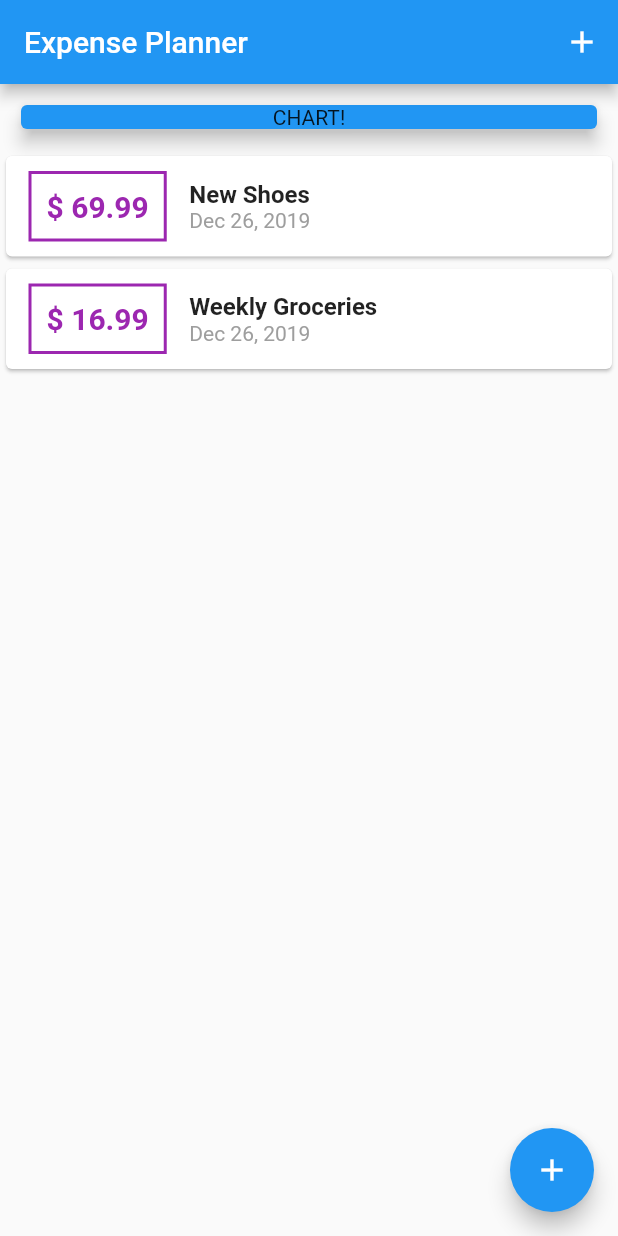
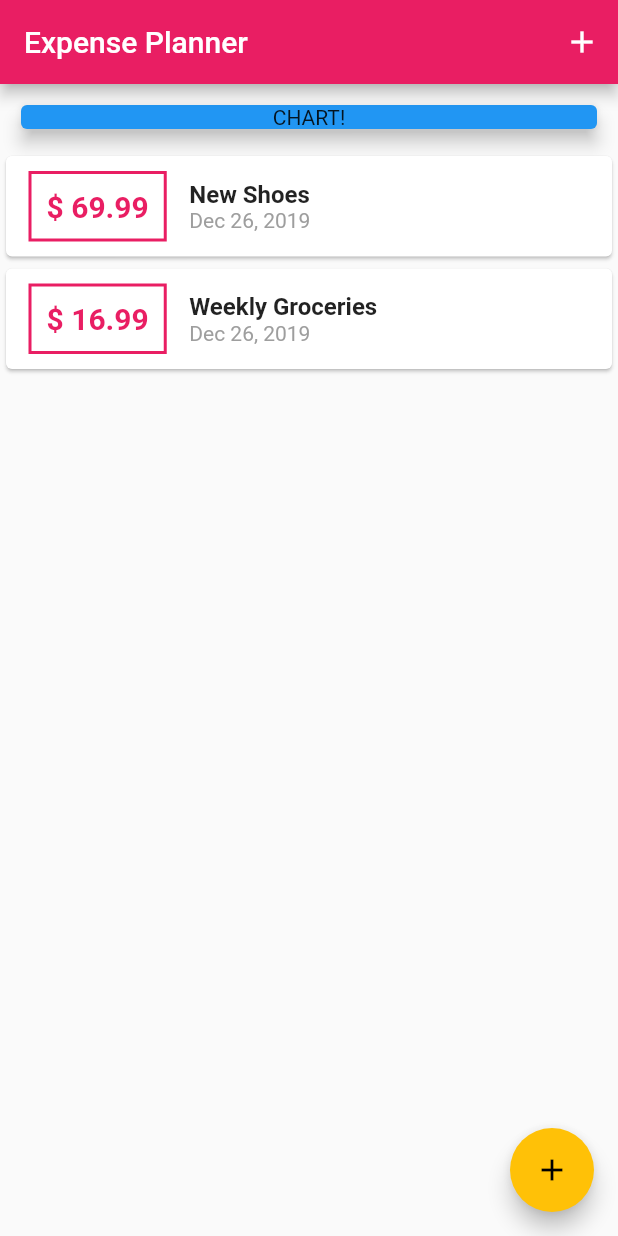
Before and after one commit to bigpel66/Flutter_Practice, a Flutter app: the screen it shows after launch, on a phone screen of 412 x 824 dp. Run offline on Flutter 3.47's test engine with Material 2 defaults, Android fonts, the phone set to English and light mode, and no system bars.

Commit message:
theming as pink

```diff
--- a/Udemy/Learn Flutter & Dart to Build iOS & Android Apps/Section 04/flutter_expense_planner/lib/main.dart
+++ b/Udemy/Learn Flutter & Dart to Build iOS & Android Apps/Section 04/flutter_expense_planner/lib/main.dart
@@ -7,6 +7,10 @@ void main() => runApp(
       MaterialApp(
         title: 'Practice with Udemy',
         home: MyHomePage(),
+        theme: ThemeData(
+          primarySwatch: Colors.pink,
+          accentColor: Colors.amber,
+        ),
       ),
     );
 
--- a/Udemy/Learn Flutter & Dart to Build iOS & Android Apps/Section 04/flutter_expense_planner/lib/widgets/transaction_list.dart
+++ b/Udemy/Learn Flutter & Dart to Build iOS & Android Apps/Section 04/flutter_expense_planner/lib/widgets/transaction_list.dart
@@ -23,7 +23,7 @@ class TransactionList extends StatelessWidget {
                   ),
                   decoration: BoxDecoration(
                     border: Border.all(
-                      color: Colors.purple,
+                      color: Theme.of(context).primaryColor,
                       width: 2,
                     ),
                   ),
@@ -33,7 +33,7 @@ class TransactionList extends StatelessWidget {
                     style: TextStyle(
                       fontSize: 20,
                       fontWeight: FontWeight.bold,
-                      color: Colors.purple,
+                      color: Theme.of(context).primaryColor,
                     ),
                   ),
                 ),
@@ -48,7 +48,9 @@ class TransactionList extends StatelessWidget {
                       ),
                     ),
                     Text(
-                      DateFormat().add_yMMMd().format(currentTransactionList[index].date),
+                      DateFormat()
+                          .add_yMMMd()
+                          .format(currentTransactionList[index].date),
                       style: TextStyle(color: Colors.grey),
                     ),
                   ],
```
